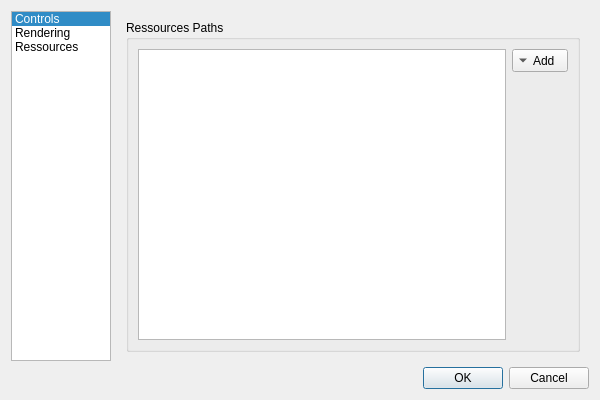
Before: the Qt Designer form sources/confwidget.ui in ShrademnThill/ogre-construction-set, drawn with Qt 5.
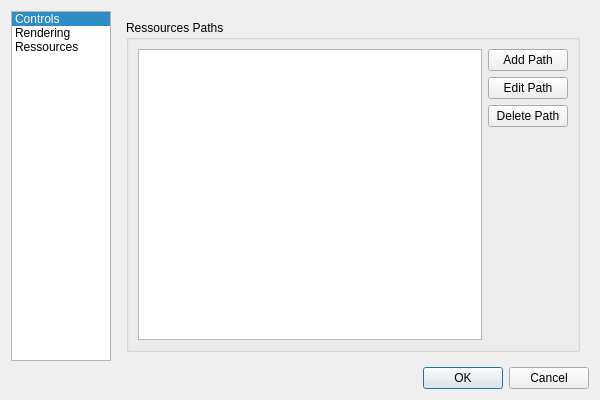
After: the same form once the commit is applied.

The edit to the form file:
```diff
--- a/sources/confwidget.ui
+++ b/sources/confwidget.ui
@@ -96,20 +96,50 @@
          </property>
          <layout class="QHBoxLayout" name="horizontalLayout">
           <item>
-           <widget class="QTableView" name="pathTableView"/>
+           <widget class="QTableView" name="pathTableView">
+            <property name="alternatingRowColors">
+             <bool>true</bool>
+            </property>
+            <property name="selectionBehavior">
+             <enum>QAbstractItemView::SelectRows</enum>
+            </property>
+            <property name="verticalScrollMode">
+             <enum>QAbstractItemView::ScrollPerPixel</enum>
+            </property>
+            <property name="horizontalScrollMode">
+             <enum>QAbstractItemView::ScrollPerPixel</enum>
+            </property>
+            <attribute name="horizontalHeaderStretchLastSection">
+             <bool>true</bool>
+            </attribute>
+            <attribute name="verticalHeaderVisible">
+             <bool>false</bool>
+            </attribute>
+            <attribute name="verticalHeaderDefaultSectionSize">
+             <number>17</number>
+            </attribute>
+           </widget>
           </item>
           <item>
            <layout class="QVBoxLayout" name="verticalLayout_3">
             <item>
-             <widget class="QToolButton" name="addPathButton">
+             <widget class="QPushButton" name="addPathButton">
               <property name="text">
-               <string>Add</string>
+               <string>Add Path</string>
               </property>
-              <property name="toolButtonStyle">
-               <enum>Qt::ToolButtonTextBesideIcon</enum>
+             </widget>
+            </item>
+            <item>
+             <widget class="QPushButton" name="editPathButton">
+              <property name="text">
+               <string>Edit Path</string>
               </property>
-              <property name="arrowType">
-               <enum>Qt::DownArrow</enum>
+             </widget>
+            </item>
+            <item>
+             <widget class="QPushButton" name="deletePathButton">
+              <property name="text">
+               <string>Delete Path</string>
               </property>
              </widget>
             </item>
```
Left out of the diff: 8 changed lines with no effect on the pictures.
